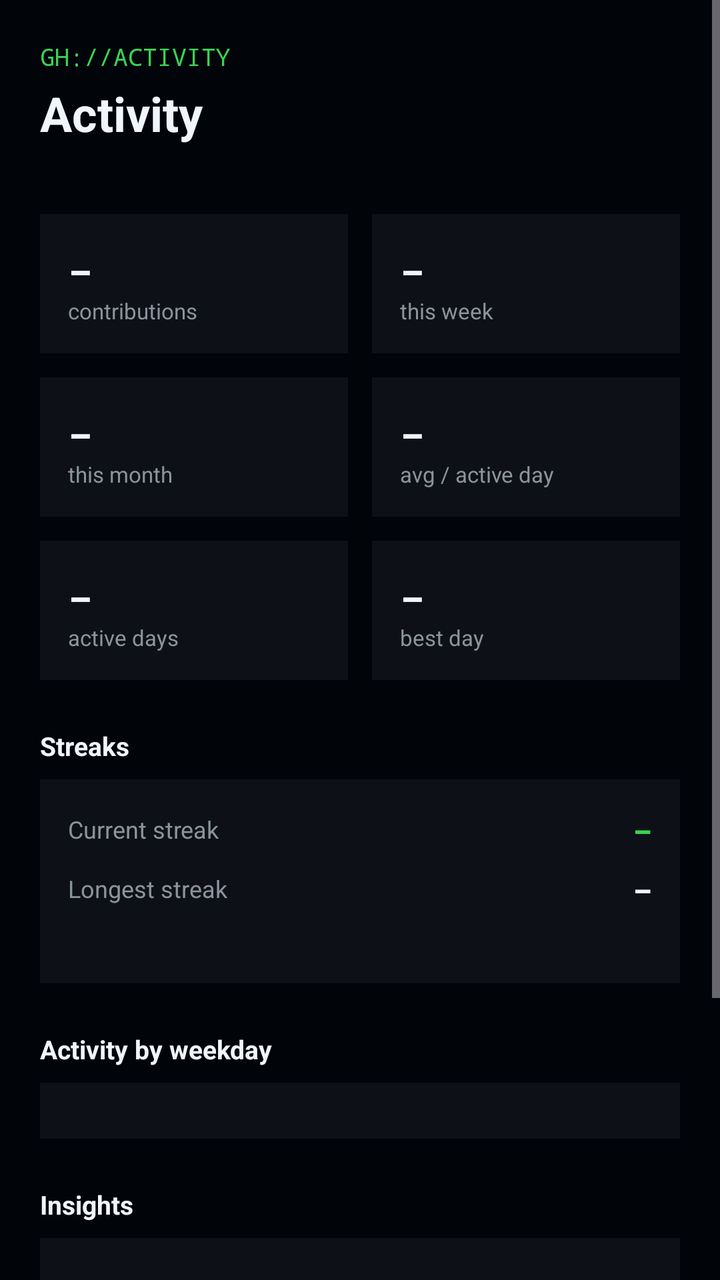
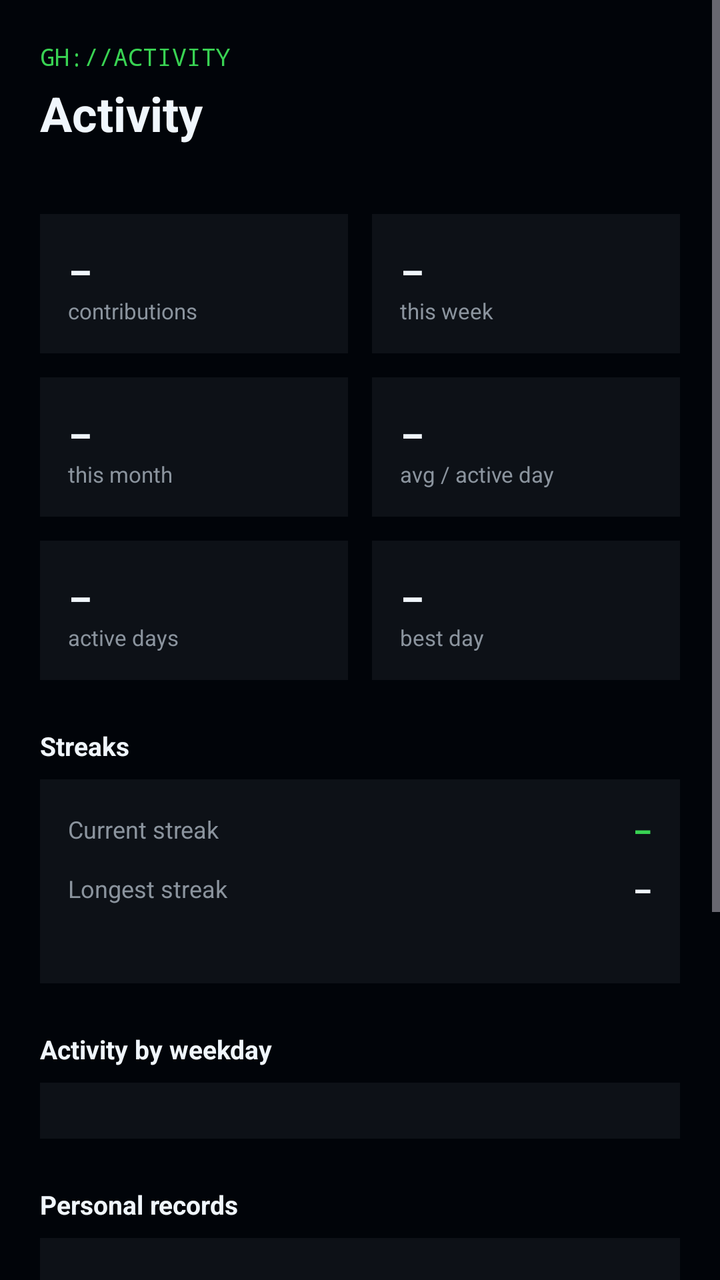

Screens rendered from an Android XML layout before and after an edit, with the pre-edit source and the edit as a unified diff.
<!-- AndroidManifest.xml: application theme Theme.GitHubWidget -->
<!-- res/layout/activity_activity.xml -->
<ScrollView xmlns:android="http://schemas.android.com/apk/res/android"
    xmlns:app="http://schemas.android.com/apk/res-auto"
    android:layout_width="match_parent"
    android:layout_height="match_parent"
    android:background="#010409"
    android:fillViewport="true">

<LinearLayout
    android:layout_width="match_parent"
    android:layout_height="wrap_content"
    android:orientation="vertical"
    android:padding="20dp">

    <TextView
        android:layout_width="wrap_content"
        android:layout_height="wrap_content"
        android:text="GH://ACTIVITY"
        android:textColor="#39D353"
        android:textSize="12sp"
        android:typeface="monospace" />

    <TextView
        android:id="@+id/an_title"
        android:layout_width="wrap_content"
        android:layout_height="wrap_content"
        android:layout_marginTop="4dp"
        android:text="Activity"
        android:textColor="#F0F6FC"
        android:textSize="24sp"
        android:textStyle="bold" />

    <TextView
        android:id="@+id/an_updated"
        android:layout_width="wrap_content"
        android:layout_height="wrap_content"
        android:layout_marginTop="2dp"
        android:text=""
        android:textColor="#8B949E"
        android:textSize="12sp"
        android:typeface="monospace" />

    
    <LinearLayout
        android:layout_width="match_parent"
        android:layout_height="wrap_content"
        android:layout_marginTop="16dp"
        android:orientation="horizontal">

        <LinearLayout
            android:layout_width="0dp"
            android:layout_height="wrap_content"
            android:layout_marginEnd="6dp"
            android:layout_weight="1"
            android:background="#0D1117"
            android:orientation="vertical"
            android:padding="14dp">

            <TextView
                android:id="@+id/an_total"
                android:layout_width="wrap_content"
                android:layout_height="wrap_content"
                android:text="–"
                android:textColor="#F0F6FC"
                android:textSize="20sp"
                android:textStyle="bold"
                android:typeface="monospace" />

            <TextView
                android:layout_width="wrap_content"
                android:layout_height="wrap_content"
                android:text="contributions"
                android:textColor="#8B949E"
                android:textSize="11sp" />
        </LinearLayout>

        <LinearLayout
            android:layout_width="0dp"
            android:layout_height="wrap_content"
            android:layout_marginStart="6dp"
            android:layout_weight="1"
            android:background="#0D1117"
            android:orientation="vertical"
            android:padding="14dp">

            <TextView
                android:id="@+id/an_week"
                android:layout_width="wrap_content"
                android:layout_height="wrap_content"
                android:text="–"
                android:textColor="#F0F6FC"
                android:textSize="20sp"
                android:textStyle="bold"
                android:typeface="monospace" />

            <TextView
                android:layout_width="wrap_content"
                android:layout_height="wrap_content"
                android:text="this week"
                android:textColor="#8B949E"
                android:textSize="11sp" />
        </LinearLayout>
    </LinearLayout>

    <LinearLayout
        android:layout_width="match_parent"
        android:layout_height="wrap_content"
        android:layout_marginTop="12dp"
        android:orientation="horizontal">

        <LinearLayout
            android:layout_width="0dp"
            android:layout_height="wrap_content"
            android:layout_marginEnd="6dp"
            android:layout_weight="1"
            android:background="#0D1117"
            android:orientation="vertical"
            android:padding="14dp">

            <TextView
                android:id="@+id/an_month"
                android:layout_width="wrap_content"
                android:layout_height="wrap_content"
                android:text="–"
                android:textColor="#F0F6FC"
                android:textSize="20sp"
                android:textStyle="bold"
                android:typeface="monospace" />

            <TextView
                android:layout_width="wrap_content"
                android:layout_height="wrap_content"
                android:text="this month"
                android:textColor="#8B949E"
                android:textSize="11sp" />
        </LinearLayout>

        <LinearLayout
            android:layout_width="0dp"
            android:layout_height="wrap_content"
            android:layout_marginStart="6dp"
            android:layout_weight="1"
            android:background="#0D1117"
            android:orientation="vertical"
            android:padding="14dp">

            <TextView
                android:id="@+id/an_avg"
                android:layout_width="wrap_content"
                android:layout_height="wrap_content"
                android:text="–"
                android:textColor="#F0F6FC"
                android:textSize="20sp"
                android:textStyle="bold"
                android:typeface="monospace" />

            <TextView
                android:layout_width="wrap_content"
                android:layout_height="wrap_content"
                android:text="avg / active day"
                android:textColor="#8B949E"
                android:textSize="11sp" />
        </LinearLayout>
    </LinearLayout>

    <LinearLayout
        android:layout_width="match_parent"
        android:layout_height="wrap_content"
        android:layout_marginTop="12dp"
        android:orientation="horizontal">

        <LinearLayout
            android:layout_width="0dp"
            android:layout_height="wrap_content"
            android:layout_marginEnd="6dp"
            android:layout_weight="1"
            android:background="#0D1117"
            android:orientation="vertical"
            android:padding="14dp">

            <TextView
                android:id="@+id/an_active"
                android:layout_width="wrap_content"
                android:layout_height="wrap_content"
                android:text="–"
                android:textColor="#F0F6FC"
                android:textSize="20sp"
                android:textStyle="bold"
                android:typeface="monospace" />

            <TextView
                android:layout_width="wrap_content"
                android:layout_height="wrap_content"
                android:text="active days"
                android:textColor="#8B949E"
                android:textSize="11sp" />
        </LinearLayout>

        <LinearLayout
            android:layout_width="0dp"
            android:layout_height="wrap_content"
            android:layout_marginStart="6dp"
            android:layout_weight="1"
            android:background="#0D1117"
            android:orientation="vertical"
            android:padding="14dp">

            <TextView
                android:id="@+id/an_best"
                android:layout_width="wrap_content"
                android:layout_height="wrap_content"
                android:text="–"
                android:textColor="#F0F6FC"
                android:textSize="20sp"
                android:textStyle="bold"
                android:typeface="monospace" />

            <TextView
                android:layout_width="wrap_content"
                android:layout_height="wrap_content"
                android:text="best day"
                android:textColor="#8B949E"
                android:textSize="11sp" />
        </LinearLayout>
    </LinearLayout>

    
    <TextView
        android:layout_width="wrap_content"
        android:layout_height="wrap_content"
        android:layout_marginTop="24dp"
        android:text="Streaks"
        android:textColor="#F0F6FC"
        android:textSize="13sp"
        android:textStyle="bold" />

    <LinearLayout
        android:layout_width="match_parent"
        android:layout_height="wrap_content"
        android:layout_marginTop="8dp"
        android:background="#0D1117"
        android:orientation="vertical"
        android:padding="14dp">

        <LinearLayout
            android:layout_width="match_parent"
            android:layout_height="wrap_content"
            android:gravity="center_vertical"
            android:orientation="horizontal">

            <TextView
                android:layout_width="0dp"
                android:layout_height="wrap_content"
                android:layout_weight="1"
                android:text="Current streak"
                android:textColor="#8B949E"
                android:textSize="12sp" />

            <TextView
                android:id="@+id/an_streak"
                android:layout_width="wrap_content"
                android:layout_height="wrap_content"
                android:text="–"
                android:textColor="#39D353"
                android:textSize="16sp"
                android:textStyle="bold"
                android:typeface="monospace" />
        </LinearLayout>

        <LinearLayout
            android:layout_width="match_parent"
            android:layout_height="wrap_content"
            android:layout_marginTop="8dp"
            android:gravity="center_vertical"
            android:orientation="horizontal">

            <TextView
                android:layout_width="0dp"
                android:layout_height="wrap_content"
                android:layout_weight="1"
                android:text="Longest streak"
                android:textColor="#8B949E"
                android:textSize="12sp" />

            <TextView
                android:id="@+id/an_longest"
                android:layout_width="wrap_content"
                android:layout_height="wrap_content"
                android:text="–"
                android:textColor="#F0F6FC"
                android:textSize="16sp"
                android:textStyle="bold"
                android:typeface="monospace" />
        </LinearLayout>

        <TextView
            android:id="@+id/an_milestone"
            android:layout_width="wrap_content"
            android:layout_height="wrap_content"
            android:layout_marginTop="8dp"
            android:text=""
            android:textColor="#8B949E"
            android:textSize="11sp"
            android:typeface="monospace" />
    </LinearLayout>

    
    <TextView
        android:layout_width="wrap_content"
        android:layout_height="wrap_content"
        android:layout_marginTop="24dp"
        android:text="Activity by weekday"
        android:textColor="#F0F6FC"
        android:textSize="13sp"
        android:textStyle="bold" />

    <LinearLayout
        android:id="@+id/rows_weekday"
        android:layout_width="match_parent"
        android:layout_height="wrap_content"
        android:layout_marginTop="8dp"
        android:background="#0D1117"
        android:orientation="vertical"
        android:padding="14dp" />

    
    <TextView
        android:layout_width="wrap_content"
        android:layout_height="wrap_content"
        android:layout_marginTop="24dp"
        android:text="Insights"
        android:textColor="#F0F6FC"
        android:textSize="13sp"
        android:textStyle="bold" />

    <LinearLayout
        android:id="@+id/rows_insights"
        android:layout_width="match_parent"
        android:layout_height="wrap_content"
        android:layout_marginTop="8dp"
        android:background="#0D1117"
        android:orientation="vertical"
        android:padding="14dp" />

    
    <TextView
        android:layout_width="wrap_content"
        android:layout_height="wrap_content"
        android:layout_marginTop="24dp"
        android:text="Achievements"
        android:textColor="#F0F6FC"
        android:textSize="13sp"
        android:textStyle="bold" />

    <LinearLayout
        android:id="@+id/rows_achievements"
        android:layout_width="match_parent"
        android:layout_height="wrap_content"
        android:layout_marginTop="8dp"
        android:background="#0D1117"
        android:orientation="vertical"
        android:padding="6dp" />

    <com.google.android.material.button.MaterialButton
        android:id="@+id/btn_share"
        android:layout_width="match_parent"
        android:layout_height="wrap_content"
        android:layout_marginBottom="24dp"
        android:layout_marginTop="20dp"
        android:text="Share contribution card"
        app:backgroundTint="#238636"
        app:cornerRadius="12dp" />

</LinearLayout>
</ScrollView>
<!-- resources referenced by this layout -->
<resources>
  <style name="Theme.GitHubWidget" parent="Theme.Material3.Dark.NoActionBar">
          <item name="colorPrimary">#39D353</item>
          <item name="colorOnPrimary">#010409</item>
          <item name="android:windowBackground">#010409</item>
          <item name="colorSurface">#0D1117</item>
      </style>
</resources>

<!-- the commit's change to res/layout/activity_activity.xml (unified diff, before → after) -->
@@ -327,6 +327,25 @@
         android:layout_width="wrap_content"
         android:layout_height="wrap_content"
         android:layout_marginTop="24dp"
+        android:text="Personal records"
+        android:textColor="#F0F6FC"
+        android:textSize="13sp"
+        android:textStyle="bold" />
+
+    <LinearLayout
+        android:id="@+id/rows_records"
+        android:layout_width="match_parent"
+        android:layout_height="wrap_content"
+        android:layout_marginTop="8dp"
+        android:background="#0D1117"
+        android:orientation="vertical"
+        android:padding="14dp" />
+
+    
+    <TextView
+        android:layout_width="wrap_content"
+        android:layout_height="wrap_content"
+        android:layout_marginTop="24dp"
         android:text="Insights"
         android:textColor="#F0F6FC"
         android:textSize="13sp"
